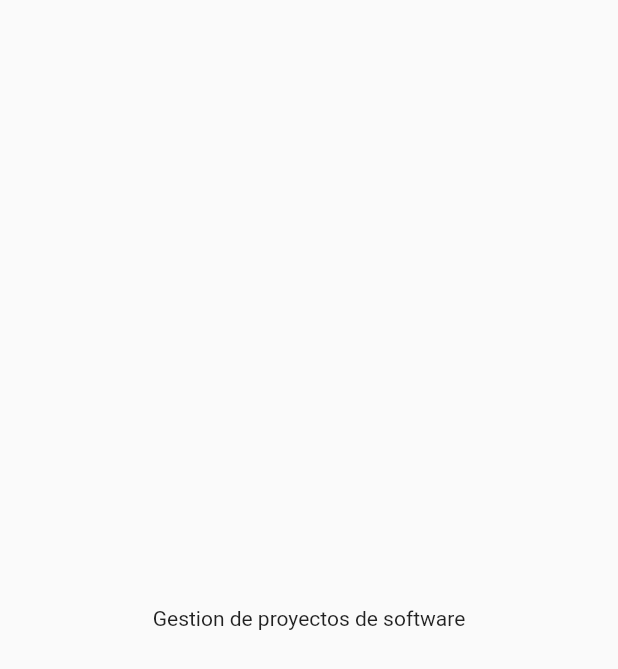
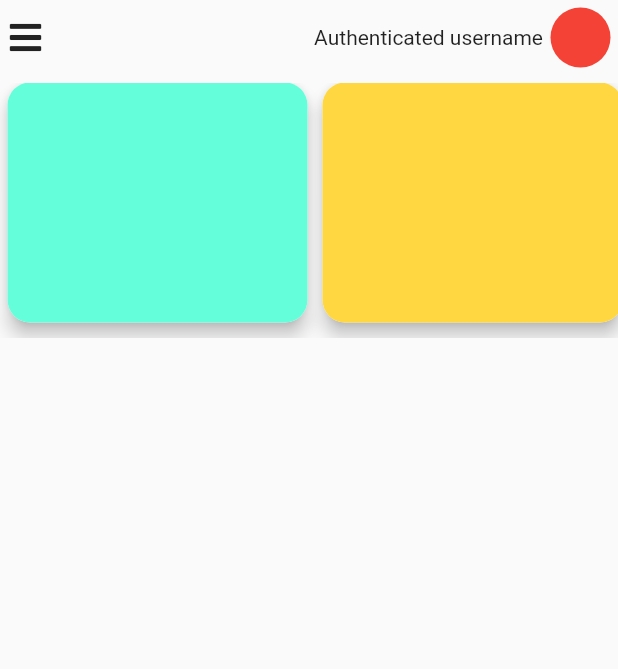
Before and after one commit to alanmtz10/GestionPS, a Flutter app: the screen it shows after launch, on a phone screen of 412 x 824 dp. Shown: the top 669 px of the screen. Run offline on Flutter 3.47's test engine with Material 2 defaults, Android fonts, the light colour scheme and no system bars; our stand-ins replace font_awesome_flutter.

Commit message:
Home screen base

```diff
--- /dev/null
+++ b/lib/src/helpers/screen.dart
@@ -0,0 +1,11 @@
+import 'package:flutter/material.dart';
+
+class DeviceScreen {
+  static double getWidth(dynamic context) {
+    return MediaQuery.of(context).size.width;
+  }
+
+  static double getHeight(dynamic context) {
+    return MediaQuery.of(context).size.height;
+  }
+}
--- a/lib/src/pages/home.dart
+++ b/lib/src/pages/home.dart
@@ -1,4 +1,6 @@
+import 'package:GestionPS/src/helpers/screen.dart';
 import 'package:flutter/material.dart';
+import 'package:font_awesome_flutter/font_awesome_flutter.dart';
 
 class Home extends StatefulWidget {
   Home({Key key}) : super(key: key);
@@ -11,9 +13,104 @@ class _HomeState extends State<Home> {
   @override
   Widget build(BuildContext context) {
     return Scaffold(
-      body: Container(
-        child: Center(
-          child: Text("Gestion de proyectos de software"),
+      appBar: PreferredSize(
+        child: SafeArea(
+          child: Padding(
+              padding: EdgeInsets.only(left: 5, right: 5, top: 5),
+              child: Row(
+                mainAxisAlignment: MainAxisAlignment.spaceBetween,
+                children: <Widget>[
+                  Icon(
+                    FontAwesomeIcons.bars,
+                    semanticLabel: "Menu",
+                  ),
+                  Row(
+                    children: <Widget>[
+                      Text("Authenticated username"),
+                      SizedBox(width: 5),
+                      CircleAvatar(
+                        backgroundColor: Colors.red,
+                      ),
+                    ],
+                  )
+                ],
+              )),
+        ),
+        preferredSize: Size(DeviceScreen.getWidth(context), 100),
+      ),
+      body: SingleChildScrollView(
+        child: Container(
+          width: DeviceScreen.getWidth(context),
+          child: Column(
+            children: <Widget>[
+              Container(
+                padding: EdgeInsets.only(top: 10),
+                height: 180,
+                child: ListView(
+                  padding: EdgeInsets.only(bottom: 10),
+                  scrollDirection: Axis.horizontal,
+                  children: <Widget>[
+                    Card(
+                      margin: EdgeInsets.only(left: 5),
+                      shape: RoundedRectangleBorder(
+                        borderRadius: BorderRadius.circular(15),
+                      ),
+                      elevation: 5,
+                      child: Container(
+                        width: 200,
+                        decoration: BoxDecoration(
+                          color: Colors.tealAccent,
+                          borderRadius: BorderRadius.circular(15),
+                        ),
+                      ),
+                    ),
+                    Card(
+                      margin: EdgeInsets.only(left: 10),
+                      shape: RoundedRectangleBorder(
+                        borderRadius: BorderRadius.circular(15),
+                      ),
+                      elevation: 5,
+                      child: Container(
+                        width: 200,
+                        decoration: BoxDecoration(
+                          color: Colors.amberAccent,
+                          borderRadius: BorderRadius.circular(15),
+                        ),
+                      ),
+                    ),
+                    Card(
+                      margin: EdgeInsets.only(left: 10),
+                      shape: RoundedRectangleBorder(
+                        borderRadius: BorderRadius.circular(15),
+                      ),
+                      elevation: 5,
+                      child: Container(
+                        width: 200,
+                        decoration: BoxDecoration(
+                          color: Colors.redAccent,
+                          borderRadius: BorderRadius.circular(15),
+                        ),
+                      ),
+                    ),
+                    Card(
+                      margin: EdgeInsets.only(left: 10, right: 10),
+                      shape: RoundedRectangleBorder(
+                        borderRadius: BorderRadius.circular(15),
+                      ),
+                      elevation: 5,
+                      child: Container(
+                        width: 200,
+                        decoration: BoxDecoration(
+                          color: Colors.orangeAccent,
+                          borderRadius: BorderRadius.circular(15),
+                        ),
+                      ),
+                    )
+                  ],
+                ),
+              ),
+            ],
+          ),
         ),
       ),
     );
--- a/pubspec.yaml
+++ b/pubspec.yaml
@@ -28,6 +28,7 @@ dependencies:
   # The following adds the Cupertino Icons font to your application.
   # Use with the CupertinoIcons class for iOS style icons.
   cupertino_icons: ^0.1.3
+  font_awesome_flutter: ^8.8.1
 
 dev_dependencies:
   flutter_test:
```
Also changed, not shown: pubspec.lock.
